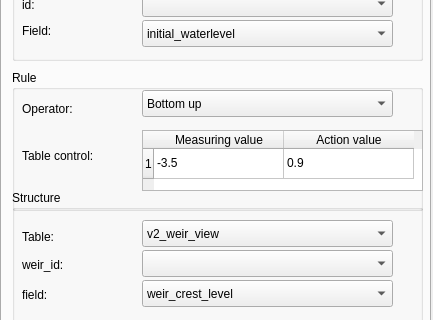
Before: the Qt Designer form ui/control_structures_dockwidget.ui in nens/threedi-results-analysis, drawn with Qt 5; both pictures show x 0 to 433 and y 176 to 496 of the 433 by 607 pixel window.
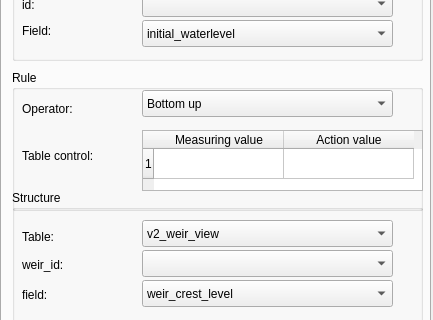
After: the same form once the commit is applied.

Diff of the .ui file:
```diff
--- a/ui/control_structures_dockwidget.ui
+++ b/ui/control_structures_dockwidget.ui
@@ -235,12 +235,12 @@
        </column>
        <item row="0" column="0">
         <property name="text">
-         <string>-3.5</string>
+         <string></string>
         </property>
        </item>
        <item row="0" column="1">
         <property name="text">
-         <string>0.9</string>
+         <string></string>
         </property>
        </item>
       </widget>
```
